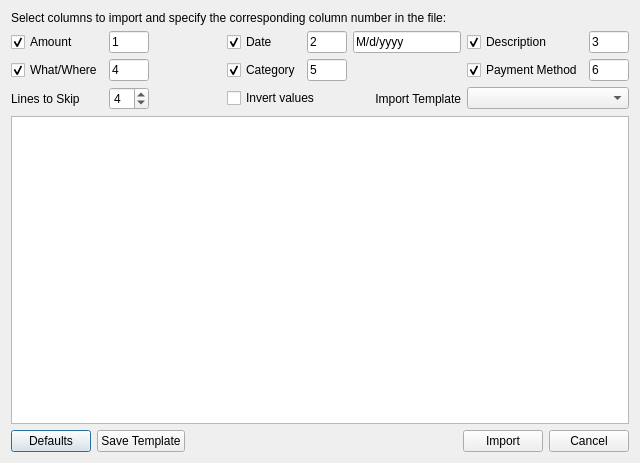
Above: csvimportdialog.ui from DatabasesWorks/Costs-daily-income-and-expenses before the change. Below: the same form after it.
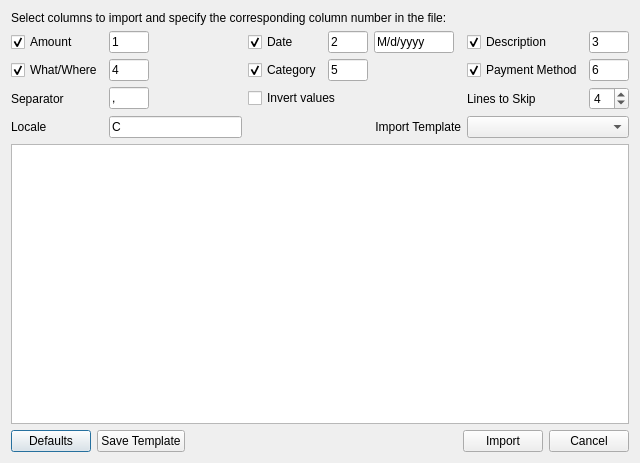
That is the form after the change.

```diff
--- a/csvimportdialog.ui
+++ b/csvimportdialog.ui
@@ -133,22 +133,6 @@
        </property>
       </widget>
      </item>
-     <item row="3" column="1">
-      <widget class="QSpinBox" name="lineskipSpinBox">
-       <property name="maximumSize">
-        <size>
-         <width>40</width>
-         <height>16777215</height>
-        </size>
-       </property>
-       <property name="toolTip">
-        <string>Skip the first n lines of the file</string>
-       </property>
-       <property name="value">
-        <number>4</number>
-       </property>
-      </widget>
-     </item>
      <item row="0" column="9">
       <widget class="QLineEdit" name="descriptionEdit">
        <property name="maximumSize">
@@ -175,16 +159,6 @@
        </property>
       </widget>
      </item>
-     <item row="3" column="0">
-      <widget class="QLabel" name="lineskipLabel">
-       <property name="text">
-        <string>Lines to Skip</string>
-       </property>
-       <property name="alignment">
-        <set>Qt::AlignLeading|Qt::AlignLeft|Qt::AlignVCenter</set>
-       </property>
-      </widget>
-     </item>
      <item row="1" column="9">
       <widget class="QLineEdit" name="paymentEdit">
        <property name="maximumSize">
@@ -265,6 +239,12 @@
      </item>
      <item row="0" column="7">
       <widget class="QLineEdit" name="dateFormatEdit">
+       <property name="maximumSize">
+        <size>
+         <width>80</width>
+         <height>16777215</height>
+        </size>
+       </property>
        <property name="toolTip">
         <string>&lt;html&gt;&lt;head/&gt;&lt;body&gt;&lt;p&gt;&lt;span style=&quot; font-family:'Arial,Helvetica'; font-size:14px; color:#000000;&quot;&gt;Set the format for the date import.&lt;br/&gt;These expressions may be used for the format:&lt;/span&gt;&lt;br/&gt;&lt;/p&gt;&lt;table border=&quot;0&quot; style=&quot; margin-top:0px; margin-bottom:25px; margin-left:15px; margin-right:0px;&quot; cellspacing=&quot;2&quot; cellpadding=&quot;0&quot; bgcolor=&quot;#f6f6f6&quot;&gt;&lt;thead&gt;&lt;tr&gt;&lt;td style=&quot; padding-left:10; padding-right:10; padding-top:5; padding-bottom:5;&quot;&gt;&lt;p&gt;&lt;span style=&quot; font-family:'Arial,Helvetica'; font-size:12px; font-weight:600; color:#000000;&quot;&gt;Expression&lt;/span&gt;&lt;/p&gt;&lt;/td&gt;&lt;td style=&quot; padding-left:10; padding-right:10; padding-top:5; padding-bottom:5;&quot;&gt;&lt;p&gt;&lt;span style=&quot; font-family:'Arial,Helvetica'; font-size:12px; font-weight:600; color:#000000;&quot;&gt;Output&lt;/span&gt;&lt;/p&gt;&lt;/td&gt;&lt;/tr&gt;&lt;/thead&gt;&lt;tr&gt;&lt;td bgcolor=&quot;#f6f6f6&quot; style=&quot; vertical-align:top; padding-left:20; padding-right:15; padding-top:3; padding-bottom:3;&quot;&gt;&lt;p&gt;&lt;span style=&quot; font-family:'Arial,Helvetica'; font-size:12px; color:#66666e; background-color:#f6f6f6;&quot;&gt;d&lt;/span&gt;&lt;/p&gt;&lt;/td&gt;&lt;td bgcolor=&quot;#f6f6f6&quot; style=&quot; vertical-align:top; padding-left:20; padding-right:15; padding-top:3; padding-bottom:3;&quot;&gt;&lt;p&gt;&lt;span style=&quot; font-family:'Arial,Helvetica'; font-size:12px; color:#66666e; background-color:#f6f6f6;&quot;&gt;The day as a number without a leading zero (1 to 31)&lt;/span&gt;&lt;/p&gt;&lt;/td&gt;&lt;/tr&gt;&lt;tr&gt;&lt;td bgcolor=&quot;#ffffff&quot; style=&quot; vertical-align:top; padding-left:20; padding-right:15; padding-top:3; padding-bottom:3;&quot;&gt;&lt;p&gt;&lt;span style=&quot; font-family:'Arial,Helvetica'; font-size:12px; color:#66666e; background-color:#ffffff;&quot;&gt;dd&lt;/span&gt;&lt;/p&gt;&lt;/td&gt;&lt;td bgcolor=&quot;#ffffff&quot; style=&quot; vertical-align:top; padding-left:20; padding-right:15; padding-top:3; padding-bottom:3;&quot;&gt;&lt;p&gt;&lt;span style=&quot; font-family:'Arial,Helvetica'; font-size:12px; color:#66666e; background-color:#ffffff;&quot;&gt;The day as a number with a leading zero (01 to 31)&lt;/span&gt;&lt;/p&gt;&lt;/td&gt;&lt;/tr&gt;&lt;tr&gt;&lt;td bgcolor=&quot;#f6f6f6&quot; style=&quot; vertical-align:top; padding-left:20; padding-right:15; padding-top:3; padding-bottom:3;&quot;&gt;&lt;p&gt;&lt;span style=&quot; font-family:'Arial,Helvetica'; font-size:12px; color:#66666e; background-color:#f6f6f6;&quot;&gt;ddd&lt;/span&gt;&lt;/p&gt;&lt;/td&gt;&lt;td bgcolor=&quot;#f6f6f6&quot; style=&quot; vertical-align:top; padding-left:20; padding-right:15; padding-top:3; padding-bottom:3;&quot;&gt;&lt;p&gt;&lt;span style=&quot; font-family:'Arial,Helvetica'; font-size:12px; color:#66666e; background-color:#f6f6f6;&quot;&gt;The abbreviated localized day name (e.g. 'Mon' to 'Sun'). Uses the system locale to localize the name, i.e.&lt;/span&gt;&lt;a href=&quot;qthelp://org.qt-project.qtcore.550/qtcore/qlocale.html#system&quot;&gt;&lt;span style=&quot; font-family:'Arial,Helvetica'; font-size:12px; text-decoration: underline; color:#007330;&quot;&gt;QLocale::system&lt;/span&gt;&lt;/a&gt;&lt;span style=&quot; font-family:'Arial,Helvetica'; font-size:12px; color:#66666e;&quot;&gt;().&lt;/span&gt;&lt;/p&gt;&lt;/td&gt;&lt;/tr&gt;&lt;tr&gt;&lt;td bgcolor=&quot;#ffffff&quot; style=&quot; vertical-align:top; padding-left:20; padding-right:15; padding-top:3; padding-bottom:3;&quot;&gt;&lt;p&gt;&lt;span style=&quot; font-family:'Arial,Helvetica'; font-size:12px; color:#66666e; background-color:#ffffff;&quot;&gt;dddd&lt;/span&gt;&lt;/p&gt;&lt;/td&gt;&lt;td bgcolor=&quot;#ffffff&quot; style=&quot; vertical-align:top; padding-left:20; padding-right:15; padding-top:3; padding-bottom:3;&quot;&gt;&lt;p&gt;&lt;span style=&quot; font-family:'Arial,Helvetica'; font-size:12px; color:#66666e; background-color:#ffffff;&quot;&gt;The long localized day name (e.g. 'Monday' to 'Sunday'). Uses the system locale to localize the name, i.e.&lt;/span&gt;&lt;a href=&quot;qthelp://org.qt-project.qtcore.550/qtcore/qlocale.html#system&quot;&gt;&lt;span style=&quot; font-family:'Arial,Helvetica'; font-size:12px; text-decoration: underline; color:#007330;&quot;&gt;QLocale::system&lt;/span&gt;&lt;/a&gt;&lt;span style=&quot; font-family:'Arial,Helvetica'; font-size:12px; color:#66666e;&quot;&gt;().&lt;/span&gt;&lt;/p&gt;&lt;/td&gt;&lt;/tr&gt;&lt;tr&gt;&lt;td bgcolor=&quot;#f6f6f6&quot; style=&quot; vertical-align:top; padding-left:20; padding-right:15; padding-top:3; padding-bottom:3;&quot;&gt;&lt;p&gt;&lt;span style=&quot; font-family:'Arial,Helvetica'; font-size:12px; color:#66666e; background-color:#f6f6f6;&quot;&gt;M&lt;/span&gt;&lt;/p&gt;&lt;/td&gt;&lt;td bgcolor=&quot;#f6f6f6&quot; style=&quot; vertical-align:top; padding-left:20; padding-right:15; padding-top:3; padding-bottom:3;&quot;&gt;&lt;p&gt;&lt;span style=&quot; font-family:'Arial,Helvetica'; font-size:12px; color:#66666e; background-color:#f6f6f6;&quot;&gt;The month as a number without a leading zero (1 to 12)&lt;/span&gt;&lt;/p&gt;&lt;/td&gt;&lt;/tr&gt;&lt;tr&gt;&lt;td bgcolor=&quot;#ffffff&quot; style=&quot; vertical-align:top; padding-left:20; padding-right:15; padding-top:3; padding-bottom:3;&quot;&gt;&lt;p&gt;&lt;span style=&quot; font-family:'Arial,Helvetica'; font-size:12px; color:#66666e; background-color:#ffffff;&quot;&gt;MM&lt;/span&gt;&lt;/p&gt;&lt;/td&gt;&lt;td bgcolor=&quot;#ffffff&quot; style=&quot; vertical-align:top; padding-left:20; padding-right:15; padding-top:3; padding-bottom:3;&quot;&gt;&lt;p&gt;&lt;span style=&quot; font-family:'Arial,Helvetica'; font-size:12px; color:#66666e; background-color:#ffffff;&quot;&gt;The month as a number with a leading zero (01 to 12)&lt;/span&gt;&lt;/p&gt;&lt;/td&gt;&lt;/tr&gt;&lt;tr&gt;&lt;td bgcolor=&quot;#f6f6f6&quot; style=&quot; vertical-align:top; padding-left:20; padding-right:15; padding-top:3; padding-bottom:3;&quot;&gt;&lt;p&gt;&lt;span style=&quot; font-family:'Arial,Helvetica'; font-size:12px; color:#66666e; background-color:#f6f6f6;&quot;&gt;MMM&lt;/span&gt;&lt;/p&gt;&lt;/td&gt;&lt;td bgcolor=&quot;#f6f6f6&quot; style=&quot; vertical-align:top; padding-left:20; padding-right:15; padding-top:3; padding-bottom:3;&quot;&gt;&lt;p&gt;&lt;span style=&quot; font-family:'Arial,Helvetica'; font-size:12px; color:#66666e; background-color:#f6f6f6;&quot;&gt;The abbreviated localized month name (e.g. 'Jan' to 'Dec'). Uses the system locale to localize the name, i.e.&lt;/span&gt;&lt;a href=&quot;qthelp://org.qt-project.qtcore.550/qtcore/qlocale.html#system&quot;&gt;&lt;span style=&quot; font-family:'Arial,Helvetica'; font-size:12px; text-decoration: underline; color:#007330;&quot;&gt;QLocale::system&lt;/span&gt;&lt;/a&gt;&lt;span style=&quot; font-family:'Arial,Helvetica'; font-size:12px; color:#66666e;&quot;&gt;().&lt;/span&gt;&lt;/p&gt;&lt;/td&gt;&lt;/tr&gt;&lt;tr&gt;&lt;td bgcolor=&quot;#ffffff&quot; style=&quot; vertical-align:top; padding-left:20; padding-right:15; padding-top:3; padding-bottom:3;&quot;&gt;&lt;p&gt;&lt;span style=&quot; font-family:'Arial,Helvetica'; font-size:12px; color:#66666e; background-color:#ffffff;&quot;&gt;MMMM&lt;/span&gt;&lt;/p&gt;&lt;/td&gt;&lt;td bgcolor=&quot;#ffffff&quot; style=&quot; vertical-align:top; padding-left:20; padding-right:15; padding-top:3; padding-bottom:3;&quot;&gt;&lt;p&gt;&lt;span style=&quot; font-family:'Arial,Helvetica'; font-size:12px; color:#66666e; background-color:#ffffff;&quot;&gt;The long localized month name (e.g. 'January' to 'December'). Uses the system locale to localize the name, i.e.&lt;/span&gt;&lt;a href=&quot;qthelp://org.qt-project.qtcore.550/qtcore/qlocale.html#system&quot;&gt;&lt;span style=&quot; font-family:'Arial,Helvetica'; font-size:12px; text-decoration: underline; color:#007330;&quot;&gt;QLocale::system&lt;/span&gt;&lt;/a&gt;&lt;span style=&quot; font-family:'Arial,Helvetica'; font-size:12px; color:#66666e;&quot;&gt;().&lt;/span&gt;&lt;/p&gt;&lt;/td&gt;&lt;/tr&gt;&lt;tr&gt;&lt;td bgcolor=&quot;#f6f6f6&quot; style=&quot; vertical-align:top; padding-left:20; padding-right:15; padding-top:3; padding-bottom:3;&quot;&gt;&lt;p&gt;&lt;span style=&quot; font-family:'Arial,Helvetica'; font-size:12px; color:#66666e; background-color:#f6f6f6;&quot;&gt;yy&lt;/span&gt;&lt;/p&gt;&lt;/td&gt;&lt;td bgcolor=&quot;#f6f6f6&quot; style=&quot; vertical-align:top; padding-left:20; padding-right:15; padding-top:3; padding-bottom:3;&quot;&gt;&lt;p&gt;&lt;span style=&quot; font-family:'Arial,Helvetica'; font-size:12px; color:#66666e; background-color:#f6f6f6;&quot;&gt;The year as two digit number (00 to 99)&lt;/span&gt;&lt;/p&gt;&lt;/td&gt;&lt;/tr&gt;&lt;tr&gt;&lt;td bgcolor=&quot;#ffffff&quot; style=&quot; vertical-align:top; padding-left:20; padding-right:15; padding-top:3; padding-bottom:3;&quot;&gt;&lt;p&gt;&lt;span style=&quot; font-family:'Arial,Helvetica'; font-size:12px; color:#66666e; background-color:#ffffff;&quot;&gt;yyyy&lt;/span&gt;&lt;/p&gt;&lt;/td&gt;&lt;td bgcolor=&quot;#ffffff&quot; style=&quot; vertical-align:top; padding-left:20; padding-right:15; padding-top:3; padding-bottom:3;&quot;&gt;&lt;p&gt;&lt;span style=&quot; font-family:'Arial,Helvetica'; font-size:12px; color:#66666e; background-color:#ffffff;&quot;&gt;The year as four digit number. If the year is negative, a minus sign is prepended in addition.&lt;/span&gt;&lt;/p&gt;&lt;/td&gt;&lt;/tr&gt;&lt;/table&gt;&lt;/body&gt;&lt;/html&gt;</string>
        </property>
@@ -283,13 +263,109 @@
        </property>
       </widget>
      </item>
-     <item row="3" column="3" colspan="2">
+     <item row="2" column="0">
+      <widget class="QLabel" name="separatorLabel">
+       <property name="text">
+        <string>Separator</string>
+       </property>
+      </widget>
+     </item>
+     <item row="2" column="1">
+      <widget class="QLineEdit" name="separatorEdit">
+       <property name="minimumSize">
+        <size>
+         <width>0</width>
+         <height>0</height>
+        </size>
+       </property>
+       <property name="maximumSize">
+        <size>
+         <width>40</width>
+         <height>16777215</height>
+        </size>
+       </property>
+       <property name="inputMask">
+        <string>xxxx</string>
+       </property>
+       <property name="text">
+        <string>,</string>
+       </property>
+      </widget>
+     </item>
+     <item row="2" column="2">
+      <spacer name="horizontalSpacer_2">
+       <property name="orientation">
+        <enum>Qt::Horizontal</enum>
+       </property>
+       <property name="sizeHint" stdset="0">
+        <size>
+         <width>40</width>
+         <height>20</height>
+        </size>
+       </property>
+      </spacer>
+     </item>
+     <item row="2" column="3" colspan="2">
       <widget class="QCheckBox" name="invertCheck">
        <property name="text">
         <string>Invert values</string>
        </property>
       </widget>
      </item>
+     <item row="2" column="8">
+      <widget class="QLabel" name="lineskipLabel">
+       <property name="text">
+        <string>Lines to Skip</string>
+       </property>
+       <property name="alignment">
+        <set>Qt::AlignLeading|Qt::AlignLeft|Qt::AlignVCenter</set>
+       </property>
+      </widget>
+     </item>
+     <item row="2" column="9">
+      <widget class="QSpinBox" name="lineskipSpinBox">
+       <property name="maximumSize">
+        <size>
+         <width>40</width>
+         <height>16777215</height>
+        </size>
+       </property>
+       <property name="toolTip">
+        <string>Skip the first n lines of the file</string>
+       </property>
+       <property name="value">
+        <number>4</number>
+       </property>
+      </widget>
+     </item>
+     <item row="3" column="0">
+      <widget class="QLabel" name="label_3">
+       <property name="text">
+        <string>Locale</string>
+       </property>
+      </widget>
+     </item>
+     <item row="3" column="1" colspan="2">
+      <widget class="QLineEdit" name="localeEdit">
+       <property name="toolTip">
+        <string>&lt;!DOCTYPE HTML PUBLIC &quot;-//W3C//DTD HTML 4.0//EN&quot; &quot;http://www.w3.org/TR/REC-html40/strict.dtd&quot;&gt;
+&lt;html&gt;&lt;head&gt;&lt;meta name=&quot;qrichtext&quot; content=&quot;1&quot; /&gt;&lt;style type=&quot;text/css&quot;&gt;
+p, li { white-space: pre-wrap; }
+&lt;/style&gt;&lt;/head&gt;&lt;body style=&quot; font-family:'MS Shell Dlg 2'; font-size:8pt; font-weight:400; font-style:normal;&quot;&gt;
+&lt;p style=&quot; margin-top:12px; margin-bottom:12px; margin-left:0px; margin-right:0px; -qt-block-indent:0; text-indent:0px; line-height:20px;&quot;&gt;&lt;span style=&quot; font-family:'Arial,Helvetica'; font-size:14px; color:#000000;&quot;&gt;Use the specified locale for the number conversion.&lt;br /&gt;It has the format &lt;br /&gt;&lt;/span&gt;&lt;span style=&quot; font-family:'Arial,Helvetica'; font-size:14px; font-style:italic; color:#000000;&quot;&gt;language[_script][_country][.codeset][@modifier]&lt;/span&gt;&lt;span style=&quot; font-family:'Arial,Helvetica'; font-size:14px; color:#000000;&quot;&gt;&lt;br /&gt;or&lt;br /&gt;&lt;/span&gt;&lt;span style=&quot; font-family:'Arial,Helvetica'; font-size:14px; font-style:italic; color:#000000;&quot;&gt;C&lt;/span&gt;&lt;span style=&quot; font-family:'Arial,Helvetica'; font-size:14px; color:#000000;&quot;&gt;&lt;br /&gt;where:&lt;/span&gt;&lt;/p&gt;
+&lt;ul style=&quot;margin-top: 0px; margin-bottom: 0px; margin-left: 0px; margin-right: 0px; -qt-list-indent: 1;&quot;&gt;&lt;li style=&quot; font-family:'Arial,Helvetica'; font-size:14px; color:#000000;&quot; style=&quot; margin-top:10px; margin-bottom:10px; margin-left:0px; margin-right:0px; -qt-block-indent:0; text-indent:0px;&quot;&gt;&lt;span style=&quot; font-size:14px;&quot;&gt;language is a lowercase, two-letter, ISO 639 language code (also some three-letter codes),&lt;/span&gt;&lt;/li&gt;
+&lt;li style=&quot; font-family:'Arial,Helvetica'; font-size:14px; color:#000000;&quot; style=&quot; margin-top:0px; margin-bottom:10px; margin-left:0px; margin-right:0px; -qt-block-indent:0; text-indent:0px;&quot;&gt;&lt;span style=&quot; font-size:14px;&quot;&gt;script is a titlecase, four-letter, ISO 15924 script code,&lt;/span&gt;&lt;/li&gt;
+&lt;li style=&quot; font-family:'Arial,Helvetica'; font-size:14px; color:#000000;&quot; style=&quot; margin-top:0px; margin-bottom:10px; margin-left:0px; margin-right:0px; -qt-block-indent:0; text-indent:0px;&quot;&gt;&lt;span style=&quot; font-size:14px;&quot;&gt;country is an uppercase, two-letter, ISO 3166 country code (also &amp;quot;419&amp;quot; as defined by United Nations),&lt;/span&gt;&lt;/li&gt;
+&lt;li style=&quot; font-family:'Arial,Helvetica'; font-size:14px; color:#000000;&quot; style=&quot; margin-top:0px; margin-bottom:12px; margin-left:0px; margin-right:0px; -qt-block-indent:0; text-indent:0px;&quot;&gt;&lt;span style=&quot; font-size:14px;&quot;&gt;and codeset and modifier are ignored.&lt;/span&gt;&lt;/li&gt;&lt;/ul&gt;
+&lt;p style=&quot; margin-top:12px; margin-bottom:12px; margin-left:0px; margin-right:0px; -qt-block-indent:0; text-indent:0px; line-height:20px;&quot;&gt;&lt;span style=&quot; font-family:'Arial,Helvetica'; font-size:14px; color:#000000;&quot;&gt;The separator can be either underscore or a minus sign.&lt;/span&gt;&lt;/p&gt;
+&lt;p style=&quot; margin-top:12px; margin-bottom:12px; margin-left:0px; margin-right:0px; -qt-block-indent:0; text-indent:0px; line-height:20px;&quot;&gt;&lt;span style=&quot; font-family:'Arial,Helvetica'; font-size:14px; color:#000000;&quot;&gt;If the string violates the locale format, or language is not a valid ISO 639 code, the &amp;quot;C&amp;quot; locale is used instead. If country is not present, or is not a valid ISO 3166 code, the most appropriate country is chosen for the specified language.&lt;/span&gt;&lt;/p&gt;
+&lt;p style=&quot; margin-top:12px; margin-bottom:12px; margin-left:0px; margin-right:0px; -qt-block-indent:0; text-indent:0px; line-height:20px;&quot;&gt;&lt;span style=&quot; font-family:'Arial,Helvetica'; font-size:14px; color:#000000;&quot;&gt;Examples for number formats:&lt;br /&gt;Number = 1.234,56 -&amp;gt; use &lt;/span&gt;&lt;span style=&quot; font-family:'Arial,Helvetica'; font-size:14px; font-style:italic; color:#000000;&quot;&gt;de_DE&lt;/span&gt;&lt;span style=&quot; font-family:'Arial,Helvetica'; font-size:14px; color:#000000;&quot;&gt;&lt;br /&gt;Number = 1,234.56 -&amp;gt; use &lt;/span&gt;&lt;span style=&quot; font-family:'Arial,Helvetica'; font-size:14px; font-style:italic; color:#000000;&quot;&gt;en_US&lt;br /&gt;&lt;/span&gt;&lt;span style=&quot; font-family:'Arial,Helvetica'; font-size:14px; color:#000000;&quot;&gt;Number = 1234.56 -&amp;gt; use &lt;/span&gt;&lt;span style=&quot; font-family:'Arial,Helvetica'; font-size:14px; font-style:italic; color:#000000;&quot;&gt;C&lt;/span&gt;&lt;span style=&quot; font-family:'Arial,Helvetica'; font-size:14px; color:#000000;&quot;&gt;&lt;br /&gt;&lt;/span&gt;&lt;/p&gt;&lt;/body&gt;&lt;/html&gt;</string>
+       </property>
+       <property name="text">
+        <string>C</string>
+       </property>
+      </widget>
+     </item>
     </layout>
    </item>
    <item>
```
Left out of the diff: 1 changed line with no effect on the pictures.
